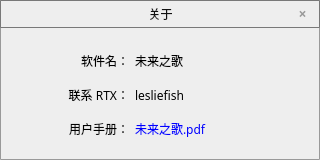
The window that Tools/Main/src/UI/About/aboutdlg.ui (lesliefish/Qt) describes before a commit, drawn with Qt 5.
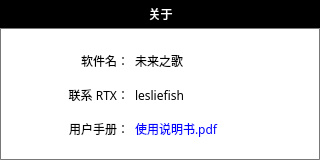
The same window after the commit. Icons and pictures are not drawn.

The edit to the form file:
```diff
--- a/Tools/Main/src/UI/About/aboutdlg.ui
+++ b/Tools/Main/src/UI/About/aboutdlg.ui
@@ -33,7 +33,7 @@
   <property name="styleSheet">
    <string notr="true">QWidget#AboutDlg
 {
-background:#EEEEEE;
+background:#F7F7F7;
 border: 1px solid #999999;
 border-radius: 1px;
 }</string>
@@ -67,9 +67,7 @@
        <property name="styleSheet">
         <string notr="true">QWidget#m_titleWidget
 {
-background:transparent;
-border:1px solid rgb(120, 120, 120);
-border-radius: 1px;
+background:rgb(0, 0, 0);
 }</string>
        </property>
        <layout class="QGridLayout" name="gridLayout">
@@ -141,7 +139,7 @@
             <property name="styleSheet">
              <string notr="true">QPushButton#m_aboutTitleBtn
 {
-color: #111111;
+color: #FFFFFF;
 border-radius:1px;
 background-repeat:no-repeat;
 background-position:center;
@@ -204,7 +202,7 @@
 }</string>
             </property>
             <property name="text">
-             <string>×</string>
+             <string/>
             </property>
            </widget>
           </item>
@@ -214,25 +212,13 @@
       </widget>
      </item>
      <item>
-      <widget class="QWidget" name="m_abuotMainWidget" native="true">
+      <widget class="QWidget" name="m_aboutMainWidget" native="true">
        <property name="styleSheet">
-        <string notr="true">QPushButton#m_closeBtn
+        <string notr="true">QWidget#m_aboutMainWidget
 {
-color: #999999;
-border-radius:1px;
-font: bold 14px;
-padding: 6px;
-background-image:url(:/Title/Button/images/close.png);
-background-repeat:no-repeat;
-background-position:center;
-}
-QPushButton#m_closeBtn:hover
-{
-color:white;
-background:red;
-background-image:url(:/Title/Button/images/close.png);
-background-repeat:no-repeat;
-background-position:center;
+background:white;
+border:1px solid rgb(120, 120, 120);
+border-radius: 1px;
 }</string>
        </property>
        <layout class="QGridLayout" name="gridLayout_3">
@@ -417,7 +403,7 @@
 }</string>
               </property>
               <property name="text">
-               <string>未来之歌.pdf</string>
+               <string>使用说明书.pdf</string>
               </property>
              </widget>
             </item>
```
